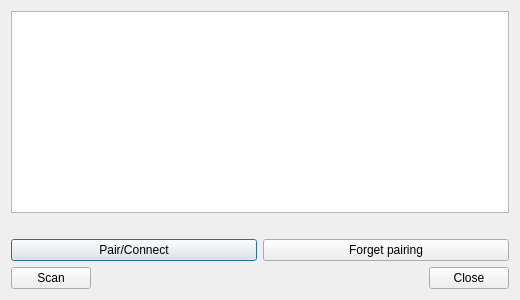
The window that bluetooth/bluetoothmanager.ui (iotinga/openivi-html5) describes before a commit, drawn with Qt 5.
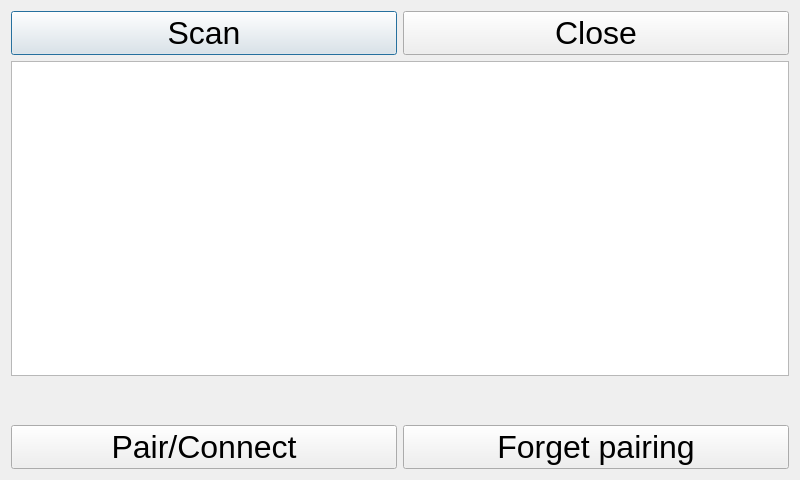
The same window after the commit.

Commit message: Configure Bluetooth manager UI to appear better on embedded devices. Use key presses to control Bluetooth manager.

The edit to the form file:
```diff
--- a/bluetooth/bluetoothmanager.ui
+++ b/bluetooth/bluetoothmanager.ui
@@ -6,14 +6,85 @@
    <rect>
     <x>0</x>
     <y>0</y>
-    <width>520</width>
-    <height>300</height>
+    <width>800</width>
+    <height>480</height>
    </rect>
   </property>
+  <property name="sizePolicy">
+   <sizepolicy hsizetype="Fixed" vsizetype="Fixed">
+    <horstretch>0</horstretch>
+    <verstretch>0</verstretch>
+   </sizepolicy>
+  </property>
+  <property name="minimumSize">
+   <size>
+    <width>800</width>
+    <height>480</height>
+   </size>
+  </property>
+  <property name="maximumSize">
+   <size>
+    <width>800</width>
+    <height>480</height>
+   </size>
+  </property>
+  <property name="font">
+   <font>
+    <pointsize>24</pointsize>
+   </font>
+  </property>
+  <property name="cursor">
+   <cursorShape>BlankCursor</cursorShape>
+  </property>
   <property name="windowTitle">
    <string>BluetoothManager</string>
   </property>
   <layout class="QVBoxLayout" name="verticalLayout">
+   <item>
+    <layout class="QHBoxLayout" name="horizontalLayout">
+     <item>
+      <widget class="QPushButton" name="scanButton">
+       <property name="sizePolicy">
+        <sizepolicy hsizetype="Expanding" vsizetype="Fixed">
+         <horstretch>0</horstretch>
+         <verstretch>0</verstretch>
+        </sizepolicy>
+       </property>
+       <property name="text">
+        <string>Scan</string>
+       </property>
+       <property name="checkable">
+        <bool>false</bool>
+       </property>
+      </widget>
+     </item>
+     <item>
+      <widget class="QDialogButtonBox" name="buttonBox">
+       <property name="sizePolicy">
+        <sizepolicy hsizetype="Expanding" vsizetype="Fixed">
+         <horstretch>0</horstretch>
+         <verstretch>0</verstretch>
+        </sizepolicy>
+       </property>
+       <property name="minimumSize">
+        <size>
+         <width>0</width>
+         <height>0</height>
+        </size>
+       </property>
+       <property name="orientation">
+        <enum>Qt::Vertical</enum>
+       </property>
+       <property name="standardButtons">
+        <set>QDialogButtonBox::Close</set>
+       </property>
+       <property name="centerButtons">
+        <bool>true</bool>
+       </property>
+      </widget>
+     </item>
+    </layout>
+   </item>
    <item>
     <widget class="QListWidget" name="listWidget"/>
    </item>
@@ -42,39 +113,6 @@
      </item>
     </layout>
    </item>
-   <item>
-    <layout class="QHBoxLayout" name="horizontalLayout">
-     <item>
-      <widget class="QPushButton" name="scanButton">
-       <property name="text">
-        <string>Scan</string>
-       </property>
-       <property name="checkable">
-        <bool>false</bool>
-       </property>
-      </widget>
-     </item>
-     <item>
-      <widget class="QDialogButtonBox" name="buttonBox">
-       <property name="sizePolicy">
-        <sizepolicy hsizetype="Expanding" vsizetype="Fixed">
-         <horstretch>0</horstretch>
-         <verstretch>0</verstretch>
-        </sizepolicy>
-       </property>
-       <property name="orientation">
-        <enum>Qt::Horizontal</enum>
-       </property>
-       <property name="standardButtons">
-        <set>QDialogButtonBox::Close</set>
-       </property>
-       <property name="centerButtons">
-        <bool>false</bool>
-       </property>
-      </widget>
-     </item>
-    </layout>
-   </item>
   </layout>
  </widget>
  <resources/>
```
Left out of the diff: 8 changed lines with no effect on the pictures. The commit also changes 2 other files.
